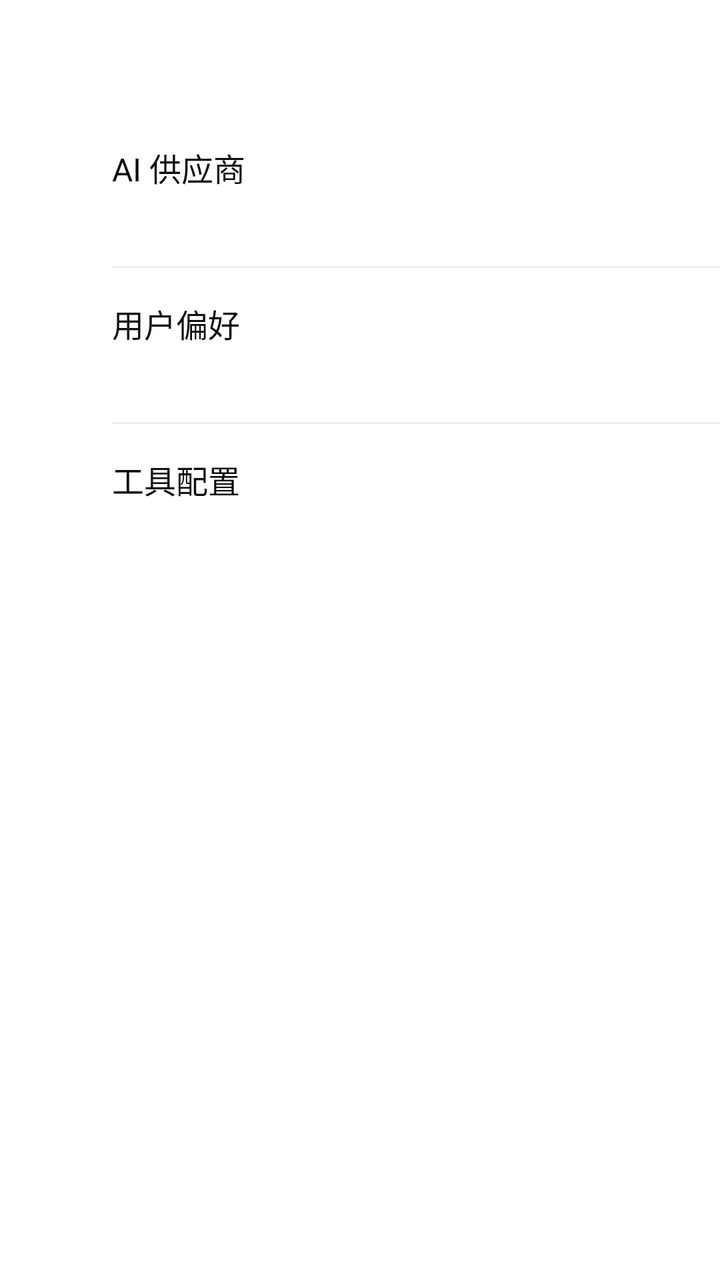
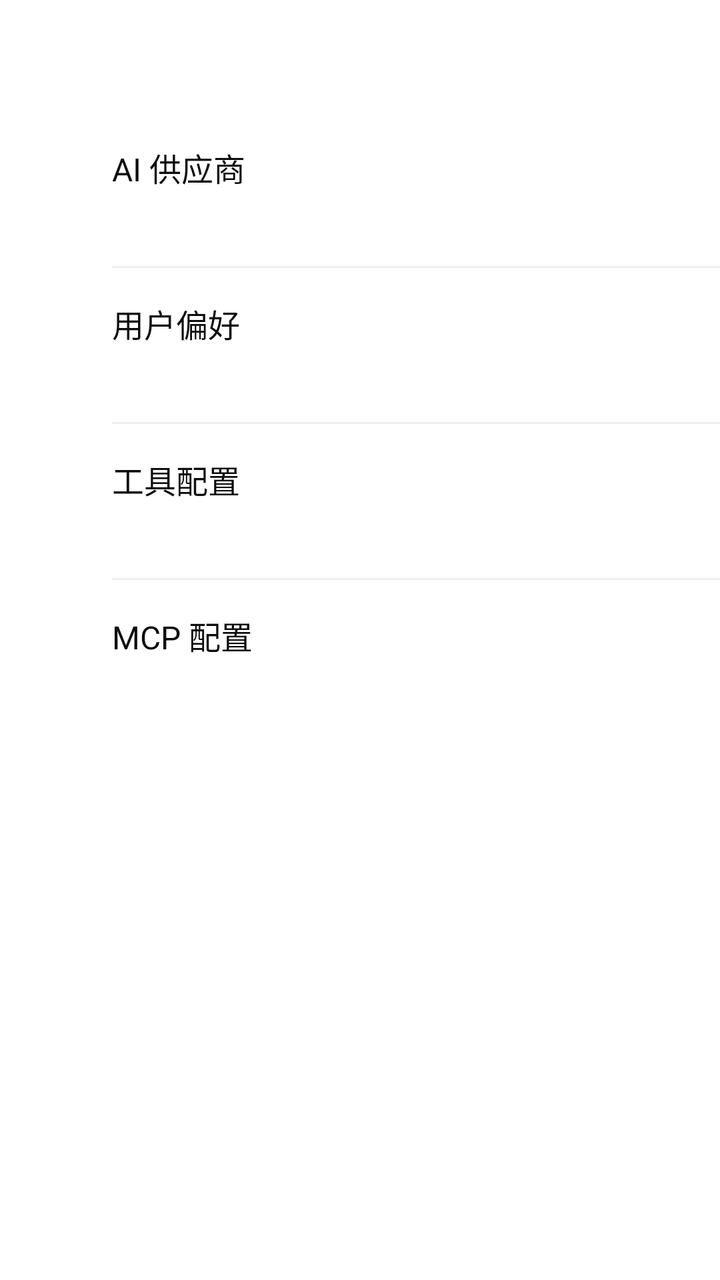

An Android layout rendered at two revisions. The XML below is the earlier revision; the diff shows what the commit changed to produce the second picture.
<!-- AndroidManifest.xml: application theme AppTheme -->
<!-- res/layout/activity_settings.xml -->
<?xml version="1.0" encoding="utf-8"?>
<LinearLayout xmlns:android="http://schemas.android.com/apk/res/android"
    android:layout_width="match_parent" android:layout_height="match_parent"
    android:orientation="vertical" android:background="@color/bg_window">
    <androidx.appcompat.widget.Toolbar android:id="@+id/toolbar"
        android:layout_width="match_parent" android:layout_height="?attr/actionBarSize"
        android:background="@color/surface" android:title="@string/settings_title"
        android:titleTextColor="@color/text_primary"/>
    <ScrollView android:layout_width="match_parent" android:layout_height="match_parent"
        android:fillViewport="true">
        <LinearLayout android:layout_width="match_parent" android:layout_height="wrap_content"
            android:orientation="vertical">
            <LinearLayout android:id="@+id/settings_ai_row"
                android:layout_width="match_parent" android:layout_height="wrap_content"
                android:minHeight="76dp" android:orientation="horizontal" android:gravity="center_vertical"
                android:padding="16dp" android:clickable="true" android:focusable="true"
                android:background="?android:attr/selectableItemBackground">
                <ImageView android:id="@+id/settings_ai_icon" android:layout_width="24dp"
                    android:layout_height="24dp" android:importantForAccessibility="no"/>
                <LinearLayout android:layout_width="0dp" android:layout_height="wrap_content"
                    android:layout_weight="1" android:layout_marginLeft="16dp" android:layout_marginRight="12dp"
                    android:orientation="vertical">
                    <TextView android:layout_width="match_parent" android:layout_height="wrap_content"
                        android:text="@string/settings_ai_entry" android:textSize="16sp" android:textColor="@color/text_primary"/>
                    <TextView android:id="@+id/settings_ai_summary" android:layout_width="match_parent"
                        android:layout_height="wrap_content" android:layout_marginTop="4dp"
                        android:textSize="13sp" android:textColor="@color/text_secondary"/>
                </LinearLayout>
                <ImageView android:id="@+id/settings_ai_arrow" android:layout_width="18dp"
                    android:layout_height="18dp" android:importantForAccessibility="no"/>
            </LinearLayout>
            <View android:layout_width="match_parent" android:layout_height="1dp"
                android:layout_marginLeft="56dp" android:background="@color/divider"/>
            <LinearLayout android:id="@+id/settings_preferences_row"
                android:layout_width="match_parent" android:layout_height="wrap_content"
                android:minHeight="76dp" android:orientation="horizontal" android:gravity="center_vertical"
                android:padding="16dp" android:clickable="true" android:focusable="true"
                android:background="?android:attr/selectableItemBackground">
                <ImageView android:id="@+id/settings_preferences_icon" android:layout_width="24dp"
                    android:layout_height="24dp" android:importantForAccessibility="no"/>
                <LinearLayout android:layout_width="0dp" android:layout_height="wrap_content"
                    android:layout_weight="1" android:layout_marginLeft="16dp" android:layout_marginRight="12dp"
                    android:orientation="vertical">
                    <TextView android:layout_width="match_parent" android:layout_height="wrap_content"
                        android:text="@string/settings_preferences_title" android:textSize="16sp" android:textColor="@color/text_primary"/>
                    <TextView android:id="@+id/settings_preferences_summary" android:layout_width="match_parent"
                        android:layout_height="wrap_content" android:layout_marginTop="4dp"
                        android:textSize="13sp" android:textColor="@color/text_secondary"/>
                </LinearLayout>
                <ImageView android:id="@+id/settings_preferences_arrow" android:layout_width="18dp"
                    android:layout_height="18dp" android:importantForAccessibility="no"/>
            </LinearLayout>
            <View android:layout_width="match_parent" android:layout_height="1dp"
                android:layout_marginLeft="56dp" android:background="@color/divider"/>
            <LinearLayout android:id="@+id/settings_tools_row"
                android:layout_width="match_parent" android:layout_height="wrap_content"
                android:minHeight="76dp" android:orientation="horizontal" android:gravity="center_vertical"
                android:padding="16dp" android:clickable="true" android:focusable="true"
                android:background="?android:attr/selectableItemBackground">
                <ImageView android:id="@+id/settings_tools_icon" android:layout_width="24dp"
                    android:layout_height="24dp" android:importantForAccessibility="no"/>
                <LinearLayout android:layout_width="0dp" android:layout_height="wrap_content"
                    android:layout_weight="1" android:layout_marginLeft="16dp" android:layout_marginRight="12dp"
                    android:orientation="vertical">
                    <TextView android:layout_width="match_parent" android:layout_height="wrap_content"
                        android:text="@string/settings_tools_title" android:textSize="16sp" android:textColor="@color/text_primary"/>
                    <TextView android:id="@+id/settings_tools_summary" android:layout_width="match_parent"
                        android:layout_height="wrap_content" android:layout_marginTop="4dp"
                        android:textSize="13sp" android:textColor="@color/text_secondary"/>
                </LinearLayout>
                <ImageView android:id="@+id/settings_tools_arrow" android:layout_width="18dp"
                    android:layout_height="18dp" android:importantForAccessibility="no"/>
            </LinearLayout>
        </LinearLayout>
    </ScrollView>
</LinearLayout>
<!-- resources referenced by this layout -->
<resources>
  <color name="bg_window">#FFFFFF</color>
  <color name="divider">#EFEFF1</color>
  <color name="surface">#FFFFFF</color>
  <color name="text_primary">#0D0D0D</color>
  <color name="text_secondary">#8E8E93</color>
  <string name="settings_ai_entry">AI 供应商</string>
  <string name="settings_preferences_title">用户偏好</string>
  <string name="settings_title">设置</string>
  <string name="settings_tools_title">工具配置</string>
  <style name="AppTheme" parent="Theme.AppCompat.Light.NoActionBar">
          <item name="colorPrimary">@color/colorPrimary</item>
          <item name="colorPrimaryDark">@color/colorPrimaryDark</item>
          <item name="colorAccent">@color/accent</item>
          <item name="android:windowBackground">@color/bg_window</item>
      </style>
  <color name="colorPrimary">#FFFFFF</color>
  <color name="colorPrimaryDark">#EDEDED</color>
  <color name="accent">#2E6BE6</color>
</resources>

<!-- the commit's change to res/layout/activity_settings.xml (unified diff, before → after) -->
@@ -71,6 +71,27 @@
                 <ImageView android:id="@+id/settings_tools_arrow" android:layout_width="18dp"
                     android:layout_height="18dp" android:importantForAccessibility="no"/>
             </LinearLayout>
+            <View android:layout_width="match_parent" android:layout_height="1dp"
+                android:layout_marginLeft="56dp" android:background="@color/divider"/>
+            <LinearLayout android:id="@+id/settings_mcp_row"
+                android:layout_width="match_parent" android:layout_height="wrap_content"
+                android:minHeight="76dp" android:orientation="horizontal" android:gravity="center_vertical"
+                android:padding="16dp" android:clickable="true" android:focusable="true"
+                android:background="?android:attr/selectableItemBackground">
+                <ImageView android:id="@+id/settings_mcp_icon" android:layout_width="24dp"
+                    android:layout_height="24dp" android:importantForAccessibility="no"/>
+                <LinearLayout android:layout_width="0dp" android:layout_height="wrap_content"
+                    android:layout_weight="1" android:layout_marginLeft="16dp" android:layout_marginRight="12dp"
+                    android:orientation="vertical">
+                    <TextView android:layout_width="match_parent" android:layout_height="wrap_content"
+                        android:text="@string/settings_mcp_title" android:textSize="16sp" android:textColor="@color/text_primary"/>
+                    <TextView android:id="@+id/settings_mcp_summary" android:layout_width="match_parent"
+                        android:layout_height="wrap_content" android:layout_marginTop="4dp"
+                        android:textSize="13sp" android:textColor="@color/text_secondary"/>
+                </LinearLayout>
+                <ImageView android:id="@+id/settings_mcp_arrow" android:layout_width="18dp"
+                    android:layout_height="18dp" android:importantForAccessibility="no"/>
+            </LinearLayout>
         </LinearLayout>
     </ScrollView>
 </LinearLayout>
<!-- resource entries referenced after the edit -->
@@ -6,6 +6,7 @@
   <color name="text_primary">#0D0D0D</color>
   <color name="text_secondary">#8E8E93</color>
   <string name="settings_ai_entry">AI 供应商</string>
+  <string name="settings_mcp_title">MCP 配置</string>
   <string name="settings_preferences_title">用户偏好</string>
   <string name="settings_title">设置</string>
   <string name="settings_tools_title">工具配置</string>
